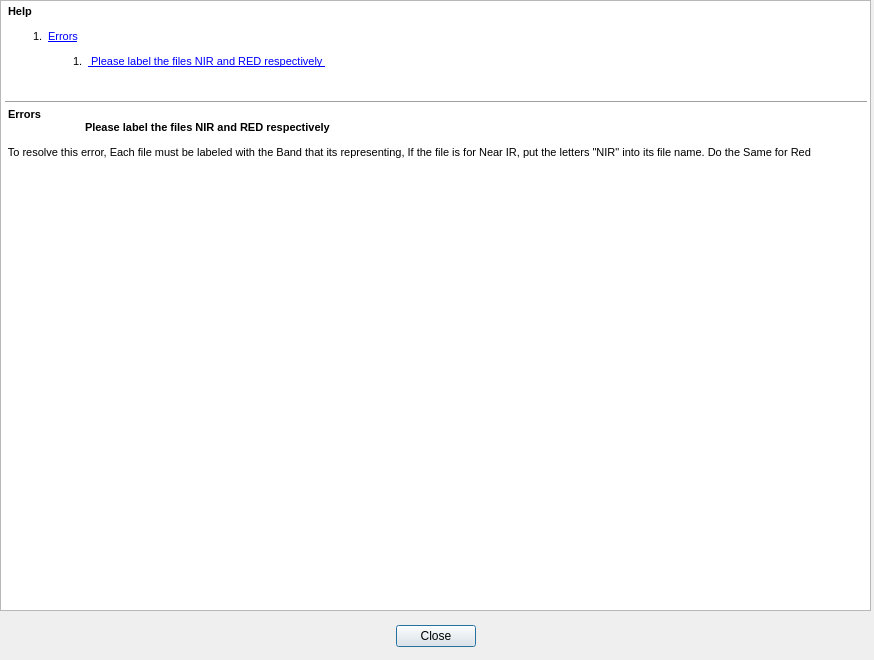
Before: the Qt Designer form mainPlug/HelpDialog.ui in NSCC-EAT-Lab/QGIS-plugin, drawn with Qt 5.
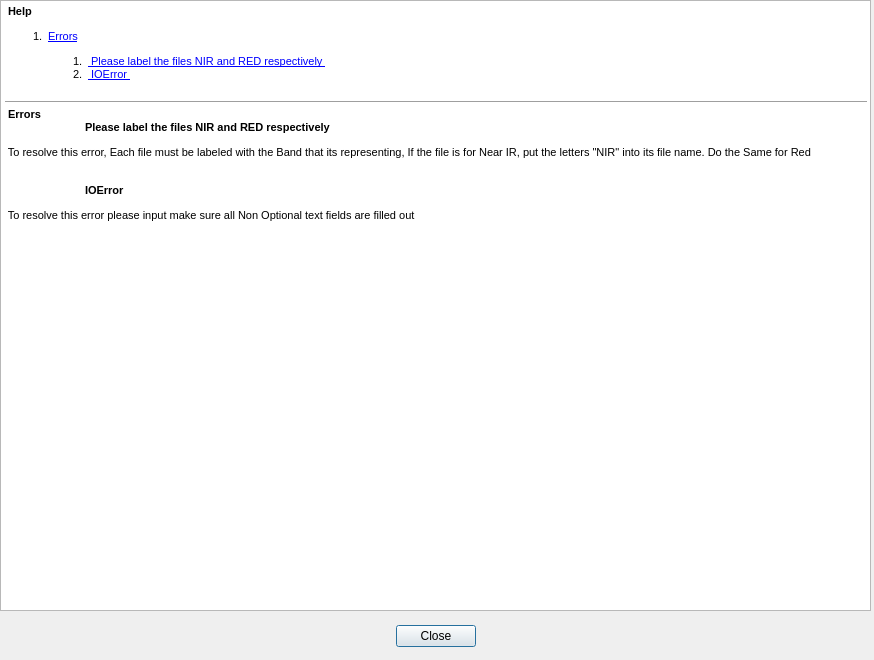
After: the same form once the commit is applied.

Commit message: Updating some of the Help Text, Adding IOError

```diff
--- a/mainPlug/HelpDialog.ui
+++ b/mainPlug/HelpDialog.ui
@@ -57,11 +57,14 @@
 &lt;/style&gt;&lt;/head&gt;&lt;body style=&quot; font-family:'MS Shell Dlg 2'; font-size:8.25pt; font-weight:400; font-style:normal;&quot;&gt;
 &lt;p style=&quot; margin-top:0px; margin-bottom:0px; margin-left:0px; margin-right:0px; -qt-block-indent:0; text-indent:0px;&quot;&gt;&lt;span style=&quot; font-size:8pt; font-weight:600;&quot;&gt; Help &lt;/span&gt;&lt;span style=&quot; font-size:8pt;&quot;&gt;		&lt;/span&gt;&lt;/p&gt;
 &lt;ol style=&quot;margin-top: 0px; margin-bottom: 0px; margin-left: 0px; margin-right: 0px; -qt-list-indent: 1;&quot;&gt;&lt;li style=&quot; font-size:8pt;&quot; style=&quot; margin-top:12px; margin-bottom:12px; margin-left:0px; margin-right:0px; -qt-block-indent:0; text-indent:0px;&quot;&gt; &lt;a href=&quot;#Errors&quot;&gt;&lt;span style=&quot; text-decoration: underline; color:#0000ff;&quot;&gt;Errors&lt;/span&gt;&lt;/a&gt;				&lt;/li&gt;&lt;/ol&gt;
-&lt;ol style=&quot;margin-top: 0px; margin-bottom: 0px; margin-left: 0px; margin-right: 0px; -qt-list-indent: 2;&quot;&gt;&lt;li style=&quot; font-size:8pt;&quot; style=&quot; margin-top:0px; margin-bottom:0px; margin-left:0px; margin-right:0px; -qt-block-indent:0; text-indent:0px;&quot;&gt; &lt;a href=&quot;FileNameError&quot;&gt;&lt;span style=&quot; text-decoration: underline; color:#0000ff;&quot;&gt; Please label the files NIR and RED respectively &lt;/span&gt;&lt;/a&gt; 																			&lt;/li&gt;&lt;/ol&gt;
+&lt;ol style=&quot;margin-top: 0px; margin-bottom: 0px; margin-left: 0px; margin-right: 0px; -qt-list-indent: 2;&quot;&gt;&lt;li style=&quot; font-size:8pt;&quot; style=&quot; margin-top:0px; margin-bottom:0px; margin-left:0px; margin-right:0px; -qt-block-indent:0; text-indent:0px;&quot;&gt; &lt;a href=&quot;FileNameError&quot;&gt;&lt;span style=&quot; text-decoration: underline; color:#0000ff;&quot;&gt; Please label the files NIR and RED respectively &lt;/span&gt;&lt;/a&gt; 					&lt;/li&gt;
+&lt;li style=&quot; font-size:8pt;&quot; style=&quot; margin-top:0px; margin-bottom:0px; margin-left:0px; margin-right:0px; -qt-block-indent:0; text-indent:0px;&quot;&gt; &lt;a href=&quot;IOError&quot;&gt;&lt;span style=&quot; text-decoration: underline; color:#0000ff;&quot;&gt; IOError &lt;/span&gt;&lt;/a&gt;															&lt;/li&gt;&lt;/ol&gt;
 &lt;hr /&gt;
 &lt;p style=&quot; margin-top:0px; margin-bottom:0px; margin-left:0px; margin-right:0px; -qt-block-indent:0; text-indent:0px;&quot;&gt;&lt;a name=&quot;Errors&quot;&gt;&lt;/a&gt;&lt;span style=&quot; font-size:8pt; font-weight:600;&quot;&gt; &lt;/span&gt;&lt;span style=&quot; font-size:8pt; font-weight:600;&quot;&gt;Errors &lt;/span&gt;&lt;span style=&quot; font-size:8pt;&quot;&gt;		&lt;/span&gt;&lt;/p&gt;
 &lt;p style=&quot; margin-top:0px; margin-bottom:0px; margin-left:0px; margin-right:0px; -qt-block-indent:0; text-indent:0px;&quot;&gt;&lt;a name=&quot;FileNameError&quot;&gt;&lt;/a&gt;&lt;span style=&quot; font-size:8pt; font-weight:600;&quot;&gt;	&lt;/span&gt;&lt;span style=&quot; font-size:8pt; font-weight:600;&quot;&gt;Please label the files NIR and RED respectively &lt;/span&gt;&lt;span style=&quot; font-size:8pt;&quot;&gt;			&lt;/span&gt;&lt;/p&gt;
-&lt;p style=&quot; margin-top:12px; margin-bottom:12px; margin-left:0px; margin-right:0px; -qt-block-indent:0; text-indent:0px;&quot;&gt;&lt;span style=&quot; font-size:8pt;&quot;&gt; To resolve this error, Each file must be labeled with the Band that its representing, If the file is for Near IR, put the letters &amp;quot;NIR&amp;quot; into its file name. Do the Same for Red 	&lt;/span&gt;&lt;/p&gt;&lt;/body&gt;&lt;/html&gt;</string>
+&lt;p style=&quot; margin-top:12px; margin-bottom:12px; margin-left:0px; margin-right:0px; -qt-block-indent:0; text-indent:0px;&quot;&gt;&lt;span style=&quot; font-size:8pt;&quot;&gt; To resolve this error, Each file must be labeled with the Band that its representing, If the file is for Near IR, put the letters &amp;quot;NIR&amp;quot; into its file name. Do the Same for Red 		&lt;/span&gt;&lt;/p&gt;
+&lt;p style=&quot; margin-top:0px; margin-bottom:0px; margin-left:0px; margin-right:0px; -qt-block-indent:0; text-indent:0px;&quot;&gt;&lt;a name=&quot;IOError&quot;&gt;&lt;/a&gt;&lt;span style=&quot; font-size:8pt; font-weight:600;&quot;&gt;	&lt;/span&gt;&lt;span style=&quot; font-size:8pt; font-weight:600;&quot;&gt;IOError&lt;/span&gt;&lt;span style=&quot; font-size:8pt;&quot;&gt;			&lt;/span&gt;&lt;/p&gt;
+&lt;p style=&quot; margin-top:12px; margin-bottom:12px; margin-left:0px; margin-right:0px; -qt-block-indent:0; text-indent:0px;&quot;&gt;&lt;span style=&quot; font-size:8pt;&quot;&gt; To resolve this error please input make sure all Non Optional text fields are filled out 	&lt;/span&gt;&lt;/p&gt;&lt;/body&gt;&lt;/html&gt;</string>
    </property>
   </widget>
  </widget>
```
The commit also changes 1 other file.
